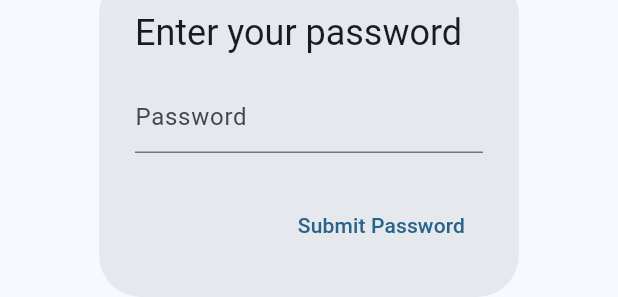
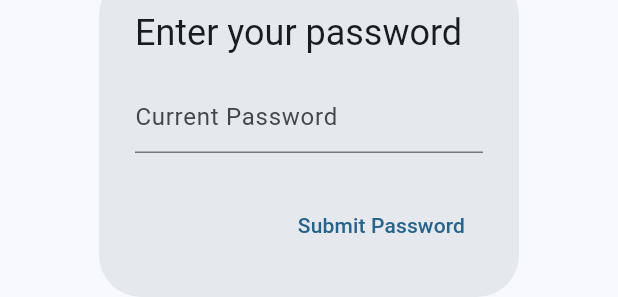
Before and after one commit to louis-marceron/Limpide, a Flutter app: the PasswordDialog widget shown alone on an empty page, opened directly, on a phone screen of 412 x 824 dp. Shown: the part 483-780 px from the top of the screen. Run offline on Flutter 3.47's test engine with Material 3 defaults, Android fonts, the phone set to English and light mode, and no system bars; our stand-ins replace firebase_auth, firebase_core; missing offline and left inert: firebase_ui_auth, firebase_ui_oauth_google; accounts and stored records are empty.

Commit message:
refactor(ask_password_dialog) : changed text

```diff
--- a/lib/components/dialog/ask_password_dialog.dart
+++ b/lib/components/dialog/ask_password_dialog.dart
@@ -22,7 +22,7 @@ class _PasswordDialogState extends State<PasswordDialog> {
           _enteredPassword = value;
         },
         decoration: InputDecoration(
-          hintText: 'Password',
+          hintText: 'Current Password',
         ),
       ),
       actions: <Widget>[
```
